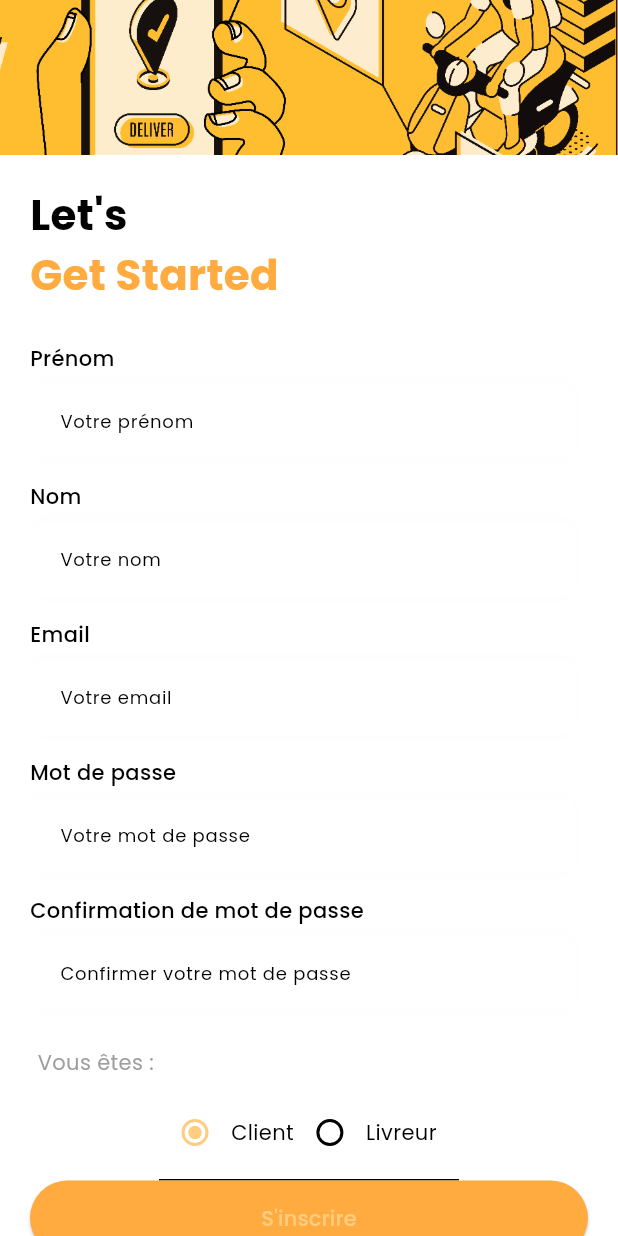
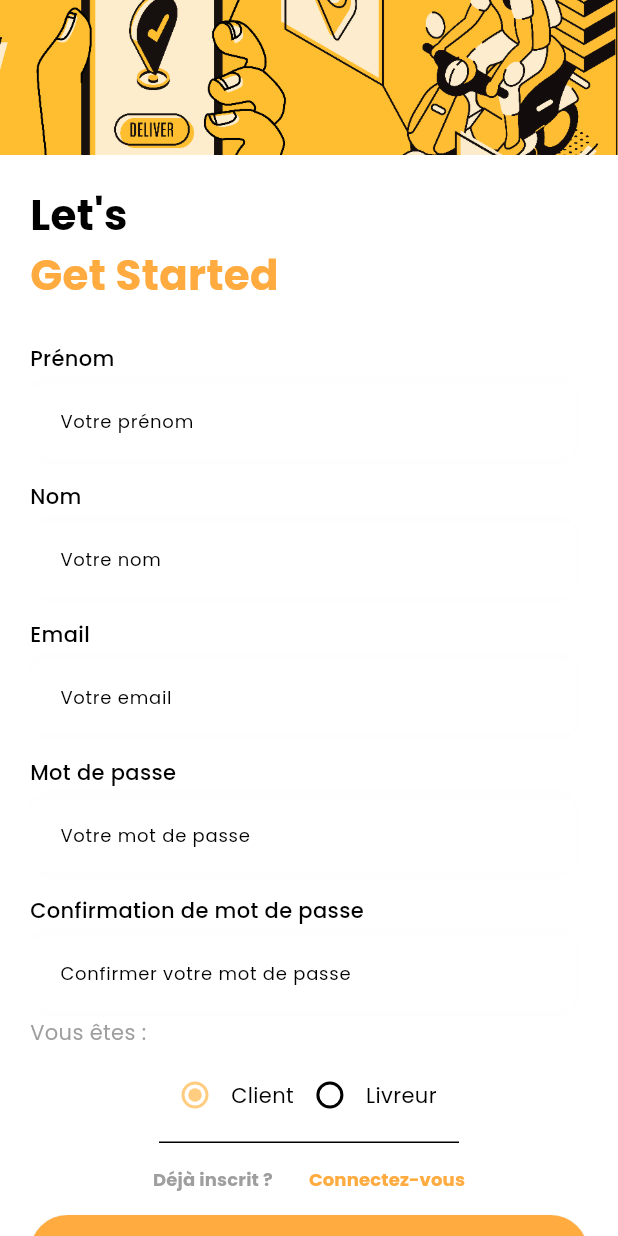
Before and after one commit to frwk/challenge_delivery_flutter, a Flutter app: the RegisterClientScreen screen opened by its route, on a phone screen of 412 x 824 dp. Run offline on Flutter 3.47's test engine with Material 3 defaults, Android fonts, the phone set to English and light mode, and no system bars; drawn by our look-alikes of flutter_form_builder; our stand-ins replace bloc, firebase_core, firebase_messaging, flutter_bloc, flutter_dotenv, flutter_local_notifications and 5 more; missing offline and left inert: android_intent_plus; accounts and stored records are empty; Roboto replaces fonts that are missing (Poppins).

Commit message:
feat(order): last adjustements

```diff
--- a/lib/atoms/textfield_atom.dart
+++ b/lib/atoms/textfield_atom.dart
@@ -26,7 +26,6 @@ class TextFieldAtom extends StatelessWidget {
 
   @override
   Widget build(BuildContext context) {
-    print('l.27 $displayPlaceholder, $placeholder, $placeholderColor');
     return Container(
       padding: const EdgeInsets.only(top: 8.0),
       decoration: BoxDecoration(
--- a/lib/bloc/order/order_event.dart
+++ b/lib/bloc/order/order_event.dart
@@ -18,3 +18,5 @@ class OrderConfirmedEvent extends OrderEvent {
 
   OrderConfirmedEvent(this.order, this.clientId);
 }
+
+class OrderCanceledEvent extends OrderEvent {}
--- a/lib/bloc/order/order_state.dart
+++ b/lib/bloc/order/order_state.dart
@@ -13,7 +13,7 @@ class OrderInitial extends OrderState {}
 class OrderLoadingState extends OrderState {}
 class OrderSuccessState extends OrderState {}
 class OrderAddressSuccessState extends OrderState {
-const OrderAddressSuccessState(Order? order) : super(order: order);
+  const OrderAddressSuccessState(Order? order) : super(order: order);
 }
 class OrderConfirmedState extends OrderState {}
 class OrderFailureState extends OrderState {
--- a/lib/listener/order/order_listener.dart
+++ b/lib/listener/order/order_listener.dart
@@ -25,7 +25,6 @@ class _OrderListenerState extends State<OrderListener> {
 
     return BlocListener<OrderBloc, OrderState>(
         listener: (context, state) async {
-          print(state);
           if (state is OrderLoadingState) {
             modalLoading(context);
           } else if (state is OrderAddressSuccessState && state.order != null) {
--- a/lib/views/auth/register/register_screen.dart
+++ b/lib/views/auth/register/register_screen.dart
@@ -11,6 +11,8 @@ import 'package:flutter_bloc/flutter_bloc.dart';
 import 'package:flutter_form_builder/flutter_form_builder.dart';
 import 'package:form_builder_validators/form_builder_validators.dart';
 import 'dart:developer' as developer;
+
+import '../../../atoms/text_button.dart';
 
 class RegisterClientScreen extends StatefulWidget {
   final RoleEnum? role;
@@ -80,13 +82,10 @@ class _RegisterClientScreenState extends State<RegisterClientScreen> {
                       InputComponent(label: 'Email', name:'email', placeholder: 'Votre email', displayPlaceholder: true, validators: [FormBuilderValidators.required(),  FormBuilderValidators.email()]),
                       InputComponent(label: 'Mot de passe', name: 'password' ,placeholder: 'Votre mot de passe', displayPlaceholder: true, password: true, validators: [FormBuilderValidators.required(), FormBuilderValidators.minLength(8)]),
                       InputComponent(label: 'Confirmation de mot de passe', name:'confirm_password', placeholder: 'Confirmer votre mot de passe', displayPlaceholder: true, password: true, validators: [FormBuilderValidators.required(), (value) => _formKey.currentState?.fields['password']?.value != value ? 'Mots de passe différents' : null]),
-                      const SizedBox(height: 20),
-                      const Padding(
-                        padding: EdgeInsets.all(5.0),
-                        child: Text(
-                          'Vous êtes :',
-                          style: TextStyle(color: Colors.grey),
-                        ),
+                      const SizedBox(height: 5),
+                      const Text(
+                        'Vous êtes :',
+                        style: TextStyle(color: Colors.grey),
                       ),
                       Center(
                         child: Container(
@@ -101,6 +100,13 @@ class _RegisterClientScreenState extends State<RegisterClientScreen> {
                             ],
                           ),
                         ),
+                      ),
+                      Row(
+                        mainAxisAlignment: MainAxisAlignment.center,
+                        children: [
+                          TextButtonAtom(label: 'Déjà inscrit ?', labelColor: Colors.grey,),
+                          TextButtonAtom(label: 'Connectez-vous', labelColor: Colors.orangeAccent, redirectTo: '/login'),
+                        ],
                       ),
                       ElevatedButton(
                         onPressed: () {
--- a/lib/views/order/create_order_screen.dart
+++ b/lib/views/order/create_order_screen.dart
@@ -48,7 +48,7 @@ class _CreateOrderScreenState extends State<CreateOrderScreen> {
 
       String? response;
 
-      if (query.isNotEmpty) {
+      if (query.isNotEmpty && query.length > 8) {
         response = await NetworkUtility.fetchUrl(uri);
       }
 
--- a/lib/views/order/order_summary.dart
+++ b/lib/views/order/order_summary.dart
@@ -45,7 +45,7 @@ class _OrderSummaryScreenState extends State<OrderSummaryScreen> {
           Navigator.pushAndRemoveUntil(context, MaterialPageRoute(builder: (context) => const ClientLayout()), (route) => false);
           showSnackMessage(context, 'Commande confirmée', MessageTypeEnum.success);
         } else if (state is OrderFailureState) {
-          Navigator.of(context, rootNavigator: true).pop();
+          Navigator.pushAndRemoveUntil(context, MaterialPageRoute(builder: (context) => const ClientLayout()), (route) => false);
           showSnackMessage(context, state.error, MessageTypeEnum.error);
         } else if (state is OrderSuccessState) {
           Navigator.of(context, rootNavigator: true).pop();
@@ -82,7 +82,7 @@ class _OrderSummaryScreenState extends State<OrderSummaryScreen> {
             padding: const EdgeInsets.symmetric(horizontal: 8.0, vertical: 8.0),
             child: Row(
               children: [
-                const Expanded(child: ButtonAtom(data: 'Annuler', color: Colors.green)),
+                Expanded(child: ButtonAtom(data: 'Annuler', color: Colors.green, onTap: () => {orderBloc.add(OrderCanceledEvent())},)),
                 Expanded(
                     child: Padding(
                   padding: const EdgeInsets.all(8.0),
--- a/lib/widgets/layouts/app_bar.dart
+++ b/lib/widgets/layouts/app_bar.dart
@@ -7,8 +7,7 @@ class MyAppBar extends StatelessWidget implements PreferredSizeWidget {
 
   @override
   Widget build(BuildContext context) {
-    return Container(
-      child: AppBar(
+    return AppBar(
       backgroundColor: Colors.transparent,
       elevation: 0,
       leading: IconButton(
@@ -19,7 +18,6 @@ class MyAppBar extends StatelessWidget implements PreferredSizeWidget {
       title: Text(title, style: const TextStyle(color: Colors.black, fontSize: 20, fontWeight: FontWeight.w600)),
       titleSpacing: 10,
       centerTitle: true,
-      ),
     );
   }
 
```
Also changed, not shown: lib/bloc/order/order_bloc.dart (+11 -1 lines), lib/listener/checking_login_listener.dart (+10 -3 lines), assets/img/splash/splash_view_2.png (added), pubspec.lock. Lines whose indentation alone changed are shown as unchanged.
